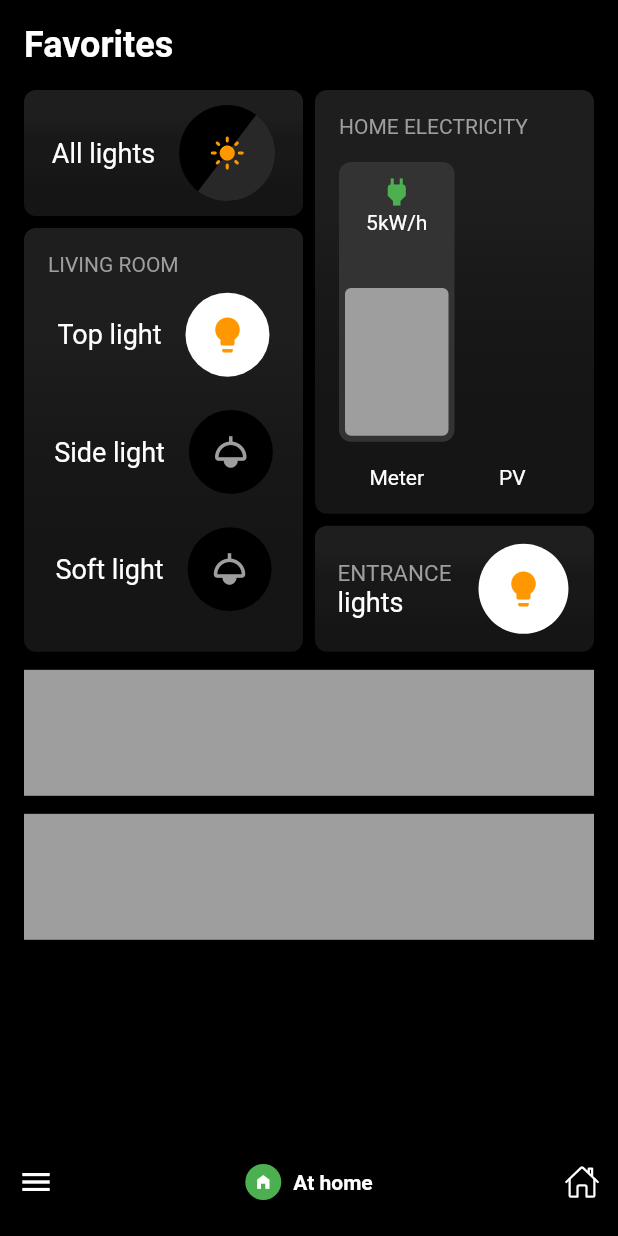
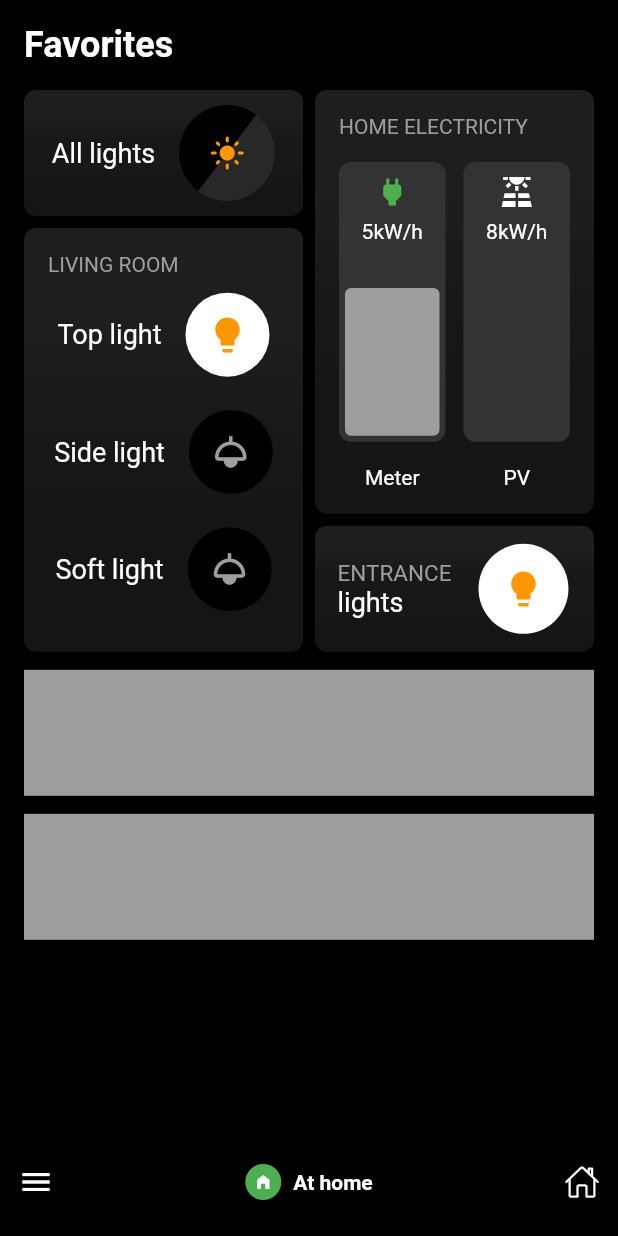
Before and after one commit to JAICHANGPARK/flutter_notebook_chapter_24, a Flutter app: the HomeAssistantMainPage screen opened directly, on a phone screen of 412 x 824 dp. Run offline on Flutter 3.47's test engine with Material 2 defaults, Android fonts, the phone set to English and light mode, and no system bars; our stand-ins replace flutter_riverpod, freezed_annotation, ionicons; missing offline and left inert: crypto_font_icons.

Commit message:
Update home_assistant_main_page.dart

```diff
--- a/lib/ep1361_home_assistant_app/view/home_assistant_main_page.dart
+++ b/lib/ep1361_home_assistant_app/view/home_assistant_main_page.dart
@@ -278,6 +278,9 @@ class _HomeAssistantMainPageState extends State<HomeAssistantMainPage> {
                                                               Icons.power,
                                                               color: Colors.green,
                                                             ),
+                                                            SizedBox(
+                                                              height: 6,
+                                                            ),
                                                             Text(
                                                               "5kW/h",
                                                               style: TextStyle(
@@ -292,13 +295,13 @@ class _HomeAssistantMainPageState extends State<HomeAssistantMainPage> {
                                                         right: 4,
                                                         bottom: 4,
                                                         top: 84,
+                                                        duration: const Duration(milliseconds: 250),
                                                         child: Container(
                                                           decoration: BoxDecoration(
                                                             color: Colors.grey,
                                                             borderRadius: BorderRadius.circular(4),
                                                           ),
                                                         ),
-                                                        duration: const Duration(milliseconds: 250),
                                                       ),
                                                     ],
                                                   ),
@@ -316,10 +319,46 @@ class _HomeAssistantMainPageState extends State<HomeAssistantMainPage> {
                                             ],
                                           ),
                                         ),
+                                        SizedBox(
+                                          width: 12,
+                                        ),
                                         Expanded(
                                             child: Column(
                                           children: [
-                                            Expanded(child: Container()),
+                                            Expanded(
+                                              child: Container(
+                                                decoration: BoxDecoration(
+                                                  color: const Color.fromRGBO(51, 51, 51, 1),
+                                                  borderRadius: BorderRadius.circular(8),
+                                                ),
+                                                child: Stack(
+                                                  children: [
+                                                    Positioned(
+                                                      left: 0,
+                                                      right: 0,
+                                                      top: 8,
+                                                      child: Column(
+                                                        children: const [
+                                                          Icon(
+                                                            Icons.solar_power,
+                                                            color: Colors.white,
+                                                          ),
+                                                          SizedBox(
+                                                            height: 6,
+                                                          ),
+                                                          Text(
+                                                            "8kW/h",
+                                                            style: TextStyle(
+                                                              color: Colors.white,
+                                                            ),
+                                                          )
+                                                        ],
+                                                      ),
+                                                    ),
+                                                  ],
+                                                ),
+                                              ),
+                                            ),
                                             const SizedBox(
                                               height: 16,
                                             ),
```
